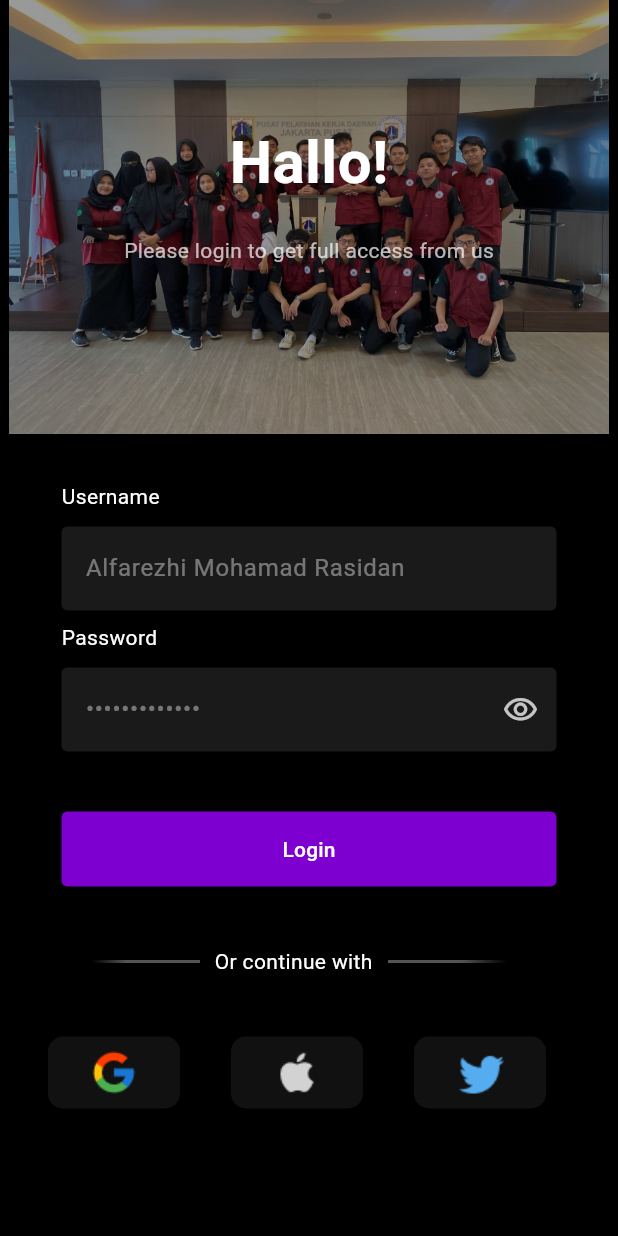
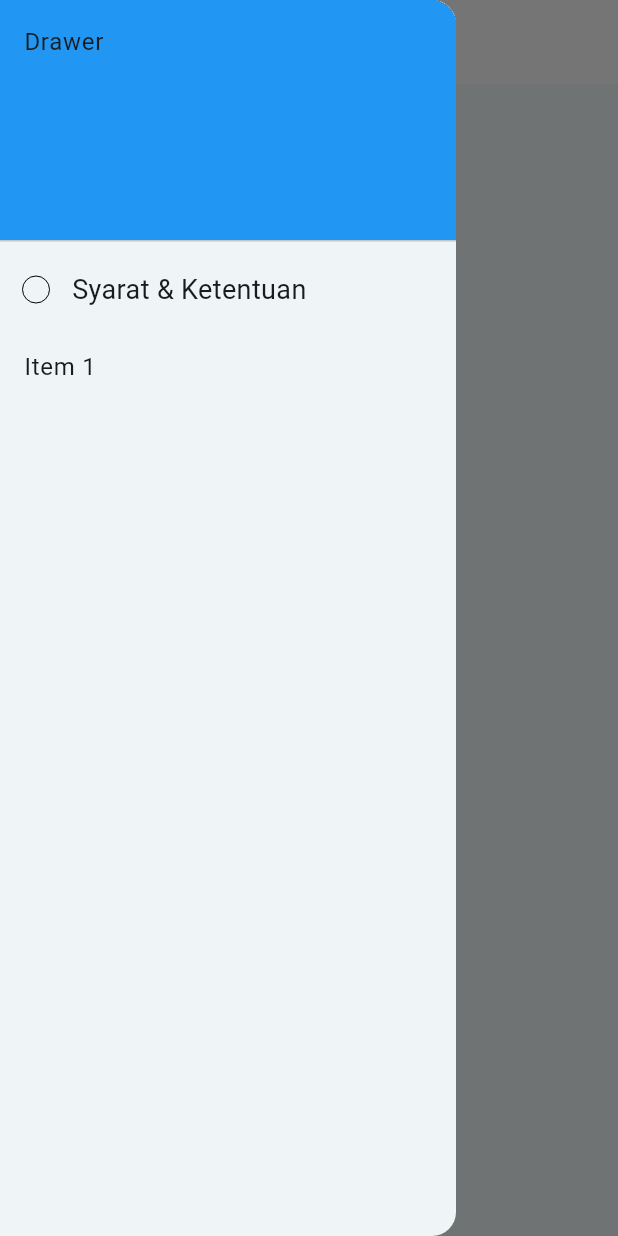
Before and after one commit to AlfaDevWork/belajar_flutter, a Flutter app: the screen it shows after launch, with the side drawer open (before the commit the screen has no drawer), on a phone screen of 412 x 824 dp. Run offline on Flutter 3.47's test engine with Material 3 defaults, Android fonts, the phone set to English and light mode, and no system bars; our stand-ins replace google_fonts.

Commit message:
Tugas 7 progres

```diff
--- a/lib/main.dart
+++ b/lib/main.dart
@@ -10,7 +10,7 @@ import 'package:belajar_flutter/meet_3/meet_3.dart';
 import 'package:belajar_flutter/meet_4/meet_4.dart';
 // ignore: unused_import
 import 'package:belajar_flutter/meet_5/meet_5.dart';
-import 'package:belajar_flutter/meet_6/meet_6.dart';
+import 'package:belajar_flutter/meet_7/meet_7.dart';
 import 'package:flutter/material.dart';
 
 void main() {
@@ -24,6 +24,12 @@ class MyApp extends StatelessWidget {
   @override
   Widget build(BuildContext context) {
     return MaterialApp(
+      // initialRoute: '/',
+      // routes: {
+      //   '/': (context) => const MeetEnam(),
+      //   '/home': (context) => const MeetLima(),
+      //   '/form': (context) => const MeetEmpat(),
+      // },
       debugShowCheckedModeBanner: false,
       title: 'Flutter Demo',
       theme: ThemeData(
@@ -44,7 +50,7 @@ class MyApp extends StatelessWidget {
         // tested with just a hot reload.
         colorScheme: ColorScheme.fromSeed(seedColor: Colors.white),
       ),
-      home: MeetEnam(),
+      home: MeetTujuh(),
     );
   }
 }
--- a/lib/meet_6/meet_6.dart
+++ b/lib/meet_6/meet_6.dart
@@ -238,7 +238,9 @@ class _MeetEnamState extends State<MeetEnam> {
         borderRadius: BorderRadius.all(Radius.elliptical(10, 10)),
       ),
       child: ElevatedButton(
-        onPressed: () {},
+        onPressed: () {
+          Navigator.pushNamed(context, '/home');
+        },
         style: ElevatedButton.styleFrom(
           backgroundColor: Color(0xff7D00D0),
           shape: RoundedRectangleBorder(
--- /dev/null
+++ b/lib/meet_7/checkbox_custom.dart
@@ -0,0 +1,44 @@
+import 'package:flutter/material.dart';
+
+class CheckBoxCustom extends StatefulWidget {
+  const CheckBoxCustom({super.key, this.valueCheck});
+  final bool? valueCheck;
+
+  @override
+  State<CheckBoxCustom> createState() => _CheckBoxCustomState();
+}
+
+class _CheckBoxCustomState extends State<CheckBoxCustom> {
+  bool valueCheck = false;
+  @override
+  void initState() {
+    valueCheck = widget.valueCheck ?? false;
+    super.initState();
+  }
+
+  @override
+  Widget build(BuildContext context) {
+    return Row(
+      children: [
+        Checkbox(
+          // fillColor: WidgetStateProperty.all(AppColor.army1),
+          activeColor: Colors.green,
+          checkColor: Colors.white,
+          shape: CircleBorder(),
+          side: BorderSide(color: Colors.black, width: 0),
+          value: valueCheck,
+          onChanged: (value) {
+            setState(() {
+              print("Checkbox value changed: $value");
+              valueCheck = value ?? false;
+            });
+          },
+        ),
+        Text(
+          valueCheck ? "Syarat & Ketentuan" : "Syarat & Ketentuan",
+          style: TextStyle(fontSize: 18),
+        ),
+      ],
+    );
+  }
+}
--- /dev/null
+++ b/lib/meet_7/meet_7.dart
@@ -0,0 +1,57 @@
+import 'package:belajar_flutter/meet_7/checkbox_custom.dart';
+import 'package:flutter/material.dart';
+
+class MeetTujuh extends StatefulWidget {
+  const MeetTujuh({super.key});
+
+  @override
+  State<MeetTujuh> createState() => _MeetTujuhState();
+}
+
+class _MeetTujuhState extends State<MeetTujuh> {
+  //Checkbox
+  final bool _isChecked = false;
+  @override
+  Widget build(BuildContext context) {
+    return Scaffold(
+      appBar: AppBar(backgroundColor: Colors.white),
+      drawer: Drawer(
+        child: ListView(
+          children: [
+            DrawerHeader(
+              decoration: BoxDecoration(color: Colors.blue),
+              child: Text('Drawer'),
+            ),
+            buildCheckBox(_isChecked),
+            ListTile(title: Text('Item 1'), onTap: () {}),
+          ],
+        ),
+      ),
+    );
+  }
+
+  Row buildCheckBox(bool? valueCheck) {
+    return Row(
+      children: [
+        CheckBoxCustom(valueCheck: valueCheck),
+        // Checkbox(
+        //   // fillColor: WidgetStateProperty.all(AppColor.army1),
+        //   activeColor: Colors.blue,
+        //   checkColor: Colors.white,
+        //   shape: BeveledRectangleBorder(), // mengatur bentuk checkbox
+        //   side: BorderSide(color: Colors.green, width: 0),
+        //   value: valueCheck,
+        //   onChanged: (value) {
+        //     setState(() {
+        //       valueCheck = value ?? false;
+        //     });
+        //   },
+        // ),
+        // Text(
+        //   _isChecked ? "Sudah bagus" : "Belum bagus",
+        //   style: TextStyle(fontSize: 18),
+        // ),
+      ],
+    );
+  }
+}
```
Also changed, not shown: lib/meet_5/meet_5.dart (+27 -1 lines).
